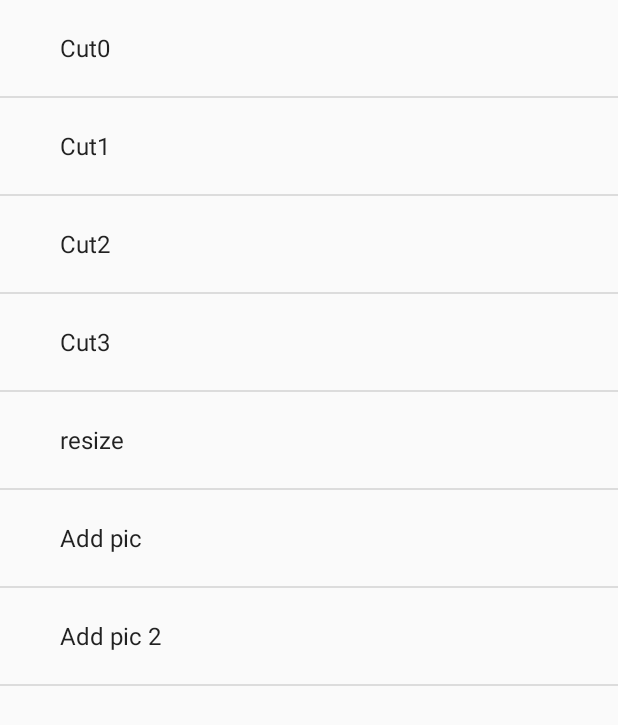
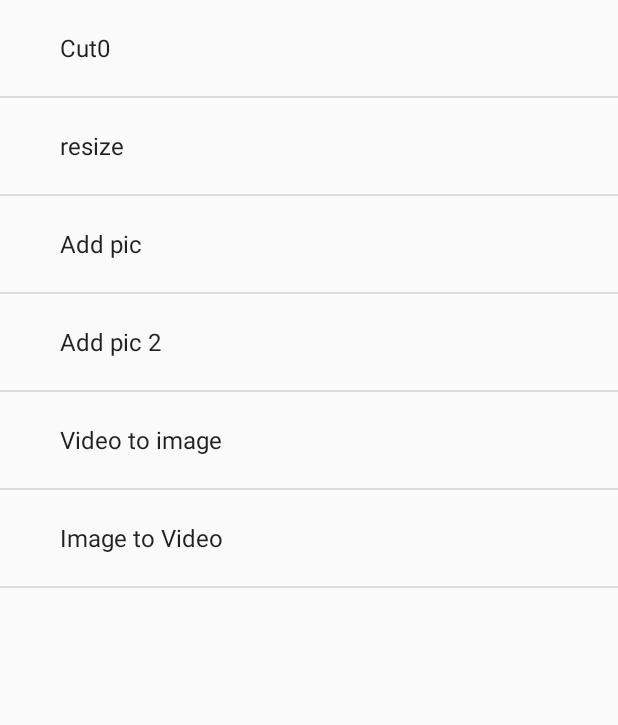
Before and after one commit to 605575912/MyApp, an Android app: the screen it shows after launch (MainActivity), on a phone screen of 412 x 824 dp. Shown: the top 725 px of the screen. Run offline under Robolectric (Android 15) with nearby library versions, the light colour scheme and no system bars; 8 statements that could not run were skipped.

Commit message:
FFMPEG
视频拆分图片 和合成

```diff
--- a/FFmpegJni/src/main/java/org/mqstack/ffmpegjni/FFmpegJni.java
+++ b/FFmpegJni/src/main/java/org/mqstack/ffmpegjni/FFmpegJni.java
@@ -1,6 +1,4 @@
 package org.mqstack.ffmpegjni;
-
-import android.util.Log;
 
 /**
  * Created by mqstack on 2015/11/23.
@@ -23,10 +21,6 @@ public class FFmpegJni {
             return 1;
         }
         String[] args = command.split("###");
-        for (int i = 0; i < args.length; i++) {
-            Log.d("ffmpeg-jni", args[i]);
-
-        }
         return run(args.length, args);
     }
 
--- a/FFmpegJni/src/main/res/values/commands.xml
+++ b/FFmpegJni/src/main/res/values/commands.xml
@@ -1,13 +1,12 @@
 <?xml version="1.0" encoding="utf-8"?>
 <resources>
     <string-array name="commands">
-        <item>ffmpeg -i /storage/emulated/0/a.mp4 -ss 0 -t 10 -vcodec copy -acodec copy -y /sdcard/Y0.mp4</item>
-        <item>ffmpeg -i /storage/emulated/0/a.mp4 -ss 10 -t 10 -vcodec copy -acodec copy -y /sdcard/Y1.mp4</item>
-        <item>ffmpeg -i /storage/emulated/0/a.mp4 -ss 20 -t 10 -vcodec copy -acodec copy -y /sdcard/Y2.mp4</item>
-        <item>ffmpeg -i /storage/emulated/0/a.mp4 -ss 30 -t 10 -vcodec copy -acodec copy -y /sdcard/Y3.mp4</item>
+        <item>ffmpeg###-i###/storage/emulated/0/a.mp4###-ss###0###-t###09###-vcodec###copy###-acodec###copy###-y###/sdcard/Y0.mp4</item>
         <item>ffmpeg###-i###/storage/emulated/0/a.mp4###-s###160x90###-acodec###copy###-y###/sdcard/Y4.mp4</item>
         <item>ffmpeg###-i###/storage/emulated/0/a.mp4###-vf###\"movie=/storage/emulated/0/2.jpg [logo]; [in][logo] overlay=10:10 [out]\"###-acodec###copy###-y###/sdcard/Y5.mp4</item>
         <item>ffmpeg###-i###/storage/emulated/0/a.mp4###-i###/storage/emulated/0/2.jpg###-filter_complex###overlay=10:10:enable=\'between(t,0,5)\'###-acodec###copy###-y###/sdcard/Y6.mp4</item>
+        <item>ffmpeg###-i###/storage/emulated/0/a.mp4###/storage/emulated/0/ffmpeg/image%d.jpg</item>
+        <item>ffmpeg###-f###image2###-i###/storage/emulated/0/ffmpeg/image%d.jpg###/storage/emulated/0/ffmpeg/a1.mp4</item>
     </string-array>
 
 </resources>
--- a/FFmpegJni/src/main/res/values/strings.xml
+++ b/FFmpegJni/src/main/res/values/strings.xml
@@ -2,7 +2,5 @@
 <resources>
 
     <string name="app_name">FFMpegDemo</string>
-    <string name="hello_world">Hello world!</string>
-    <string name="get_video">ffmpeg -ss 2 -i /sdcard/XXX.mp4 -t 3 -vcodec copy -acodec copy /sdcard/YYY.mp4</string>
 
 </resources>
--- a/FFmpegJni/src/main/res/values/texts.xml
+++ b/FFmpegJni/src/main/res/values/texts.xml
@@ -2,12 +2,11 @@
 <resources>
     <string-array name="texts">
         <item>Cut0</item>
-        <item>Cut1</item>
-        <item>Cut2</item>
-        <item>Cut3</item>
         <item>resize</item>
         <item>Add pic</item>
         <item>Add pic 2</item>
+        <item>Video to image</item>
+        <item>Image to Video</item>
 
     </string-array>
 
```
Also changed, not shown: FFmpegJni/src/main/java/org/mqstack/ffmpegjni/MainActivity.java (+11 -0 lines), 2 other files.
